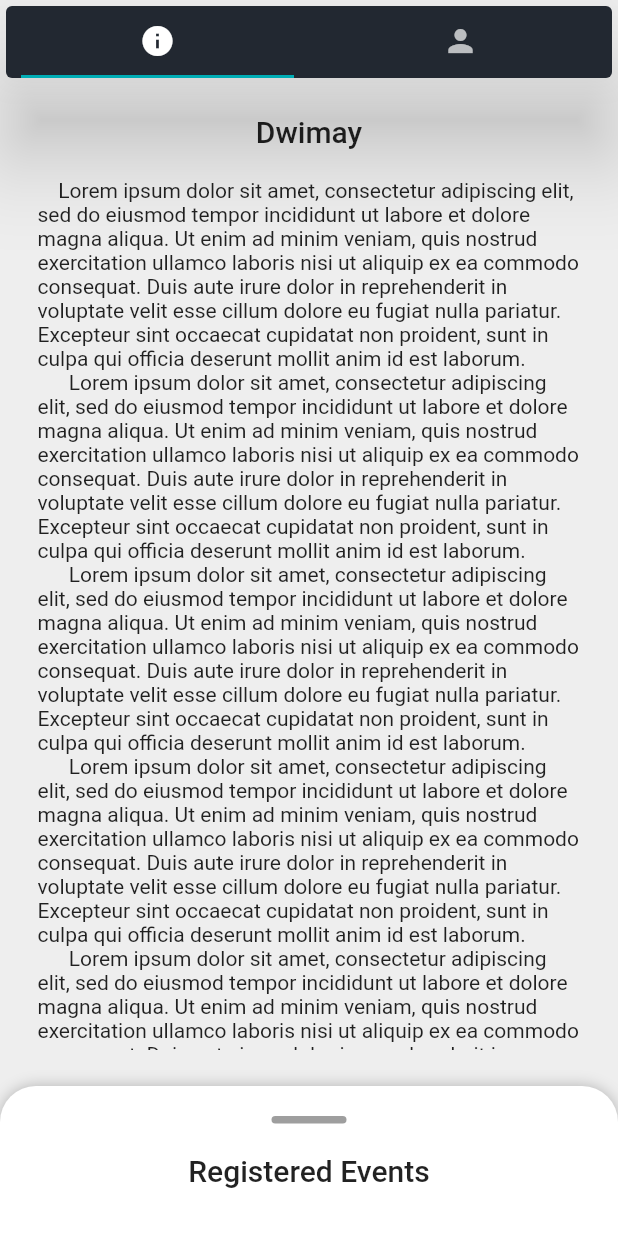
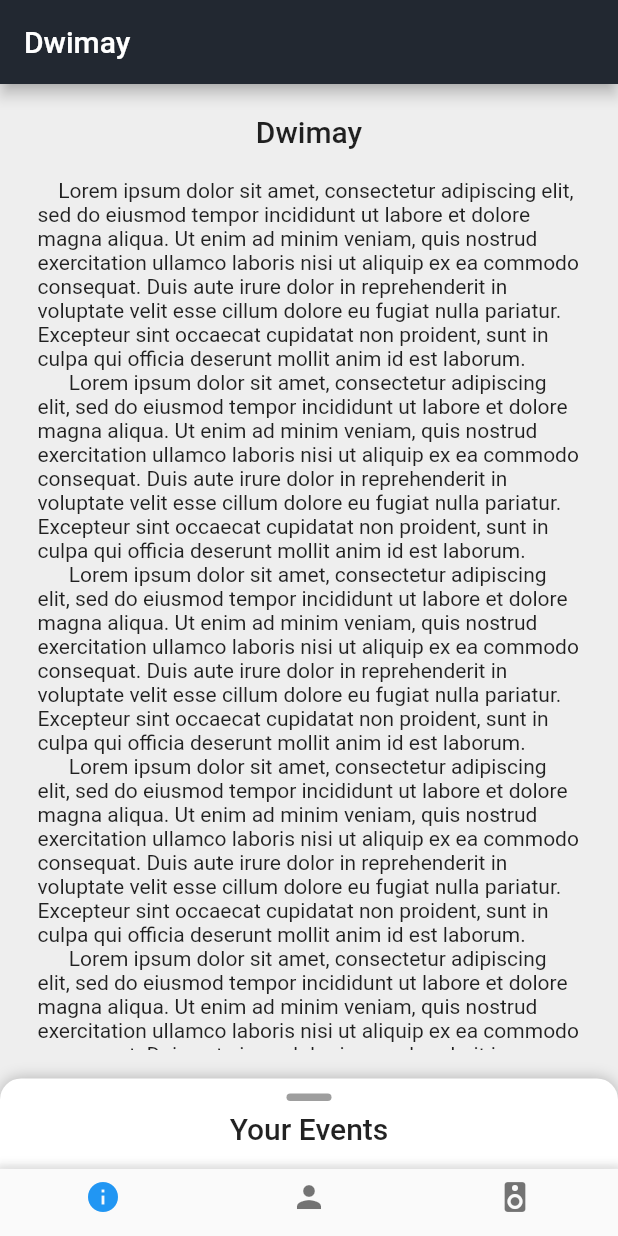
Before and after one commit to cynergy-ruas/aadhya_app, a Flutter app: the screen it shows after launch, on a phone screen of 412 x 824 dp. Run offline on Flutter 3.47's test engine with Material 2 defaults, Android fonts, the phone set to English and light mode, and no system bars; drawn by our look-alikes of sliding_up_panel; missing offline and left inert: dwimay_backend.

Commit message:
Updated main page

```diff
--- a/lib/pages/main_page.dart
+++ b/lib/pages/main_page.dart
@@ -1,4 +1,5 @@
 import 'package:dwimay/pages/about_page.dart';
+import 'package:dwimay/pages/announcements_page.dart';
 import 'package:dwimay/pages/profile_page.dart';
 import 'package:dwimay/pages/registered_events.dart';
 import 'package:flutter/material.dart';
@@ -14,7 +15,11 @@ class MainPage extends StatefulWidget {
 
 class _MainPageState extends State<MainPage> {
 
+  /// The list of pages
   List<Widget> _pages;
+
+  /// the index of the current page
+  int _currentPage;
 
   @override
   void initState() {
@@ -26,7 +31,10 @@ class _MainPageState extends State<MainPage> {
     _pages = [
       AboutPage(),
       ProfilePage(),
+      AnnouncementsPage()
     ];
+
+    _currentPage = 0;
   }
 
   @override
@@ -40,38 +48,58 @@ class _MainPageState extends State<MainPage> {
       child: Scaffold(
 
         // the tab bar
-        appBar: PreferredSize(
-          // setting the preferred size of the bar
-          preferredSize: Size(MediaQuery.of(context).size.width, 100),
+        appBar: AppBar(
+          title: Text("Dwimay"),
+        ),
 
-          // creating the tab bar on a card
-          child: SafeArea(
-            child: Card(
+        // the bottom nav bar
+        bottomNavigationBar: Container( // adding a shadow around the nav bar
+          height: 45,
+          decoration: BoxDecoration(
+            boxShadow: <BoxShadow>[
+              BoxShadow(
+                spreadRadius: 2,
+                blurRadius: 5,
+                color: Colors.black12
+              )
+            ]
+          ),
 
-              // the elevation of the card
-              elevation: 26.0,
+          // the actual nav bar
+          child: BottomNavigationBar(
+            // the index of the highlighted item
+            currentIndex: _currentPage,
 
-              // the color
-              color: Theme.of(context).primaryColor,
+            // the icons in the nav bar
+            items: <BottomNavigationBarItem> [
 
-              // the tabs
-              child: TabBar(
-                tabs: <Widget>[
-                  Tab(icon: Icon(Icons.info),),
-                  Tab(icon: Icon(Icons.person))
-                ],
+              // icon for the about page
+              BottomNavigationBarItem(
+                icon: Icon(Icons.info),
+                title: Container(),
+              ),
 
-                // defining how the indicator should look like
-                indicator: UnderlineTabIndicator(
-                  insets: EdgeInsets.symmetric(horizontal: 10),
-                  borderSide: BorderSide(
-                    color: Theme.of(context).accentColor,
-                    width: 2
-                  )
-                )
+              // the icon for the profile page
+              BottomNavigationBarItem(
+                icon: Icon(Icons.person),
+                title: Container(),
               ),
-            ),
-          )
+
+              // the icon for the announcments page
+              BottomNavigationBarItem(
+                icon: Icon(Icons.speaker),
+                title: Container()
+              )
+            ],
+
+            // defining what to do when a tab in the nav bar is tapped
+            onTap: (int index) {
+              setState(() {
+                // setting the [_currentPage] to the index of the tapped tab
+                _currentPage = index;
+              });
+            },
+          ),
         ),
 
         // the body of the app is wrapped in a Bottom sheet widget
@@ -82,20 +110,18 @@ class _MainPageState extends State<MainPage> {
           // the contents of the panel
           panel: RegisteredEvents(),
 
+          minHeight: 60,
+
           // the body of the application
-          body: TabBarView(
-
-            // setting the physics to user
-            physics: BouncingScrollPhysics(),
-
-            // the pages
-            children: _pages
+          body: AnimatedSwitcher(
+            duration: Duration(milliseconds: 500),
+            child: _pages[_currentPage],
           ),
 
           // setting the border of the sheet
           borderRadius: BorderRadius.only(
-            topLeft: Radius.circular(24.0),
-            topRight: Radius.circular(24.0)
+            topLeft: Radius.circular(14.0),
+            topRight: Radius.circular(14.0)
           ),
 
           // setting the parallax effect
--- a/lib/pages/registered_events.dart
+++ b/lib/pages/registered_events.dart
@@ -10,13 +10,13 @@ class RegisteredEvents extends StatelessWidget {
       crossAxisAlignment: CrossAxisAlignment.center,
       children: <Widget>[
         // gap
-        SizedBox(height: 20,),
+        SizedBox(height: 10,),
 
         // the small horizontal bar which indicates the location
         // to pull the sheet from
         Container(
           height: 5,
-          width: 50,
+          width: 30,
           decoration: BoxDecoration(
             color: Colors.grey,
             borderRadius: BorderRadius.all(Radius.circular(20))
@@ -24,10 +24,10 @@ class RegisteredEvents extends StatelessWidget {
         ),
 
         // gap
-        SizedBox(height: 20,),
+        SizedBox(height: 7,),
 
         // the body
-        Text("Registered Events", style: Theme.of(context).textTheme.title,)
+        Text("Your Events", style: Theme.of(context).textTheme.title,),
       ],
     );
   }
--- a/pubspec.yaml
+++ b/pubspec.yaml
@@ -20,6 +20,7 @@ dependencies:
   flutter:
     sdk: flutter
 
+  bottom_navy_bar: ^5.2.2
   sliding_up_panel: ^0.3.6
   dwimay_backend:
     git: https://github.com/cynergy-ruas/dwimay_app_backend.git
```
Also changed, not shown: pubspec.lock.
